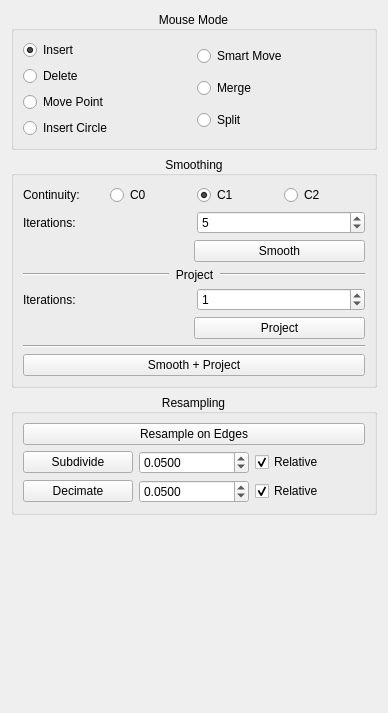
This is Plugin-PolyLine/polylineToolbar.ui in ShenRen/OpenFlipper as Qt 5 draws it before an edit. The edited form follows.
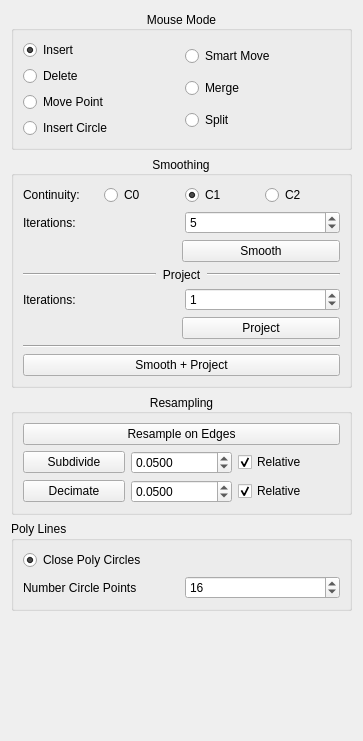
This is the edited form.

Commit message: Hannes: PolyLine Circles update. TODO: Cleanup variable names!

Diff of the .ui file:
```diff
--- a/Plugin-PolyLine/polylineToolbar.ui
+++ b/Plugin-PolyLine/polylineToolbar.ui
@@ -6,8 +6,8 @@
    <rect>
     <x>0</x>
     <y>0</y>
-    <width>388</width>
-    <height>713</height>
+    <width>363</width>
+    <height>741</height>
    </rect>
   </property>
   <property name="sizePolicy">
@@ -519,6 +519,43 @@
      </layout>
     </widget>
    </item>
+   <item>
+    <widget class="QGroupBox" name="groupBox_4">
+     <property name="title">
+      <string>Poly Lines</string>
+     </property>
+     <layout class="QVBoxLayout" name="verticalLayout_3">
+      <item>
+       <widget class="QRadioButton" name="rb_CloseCircle">
+        <property name="text">
+         <string>Close Poly Circles</string>
+        </property>
+        <property name="checked">
+         <bool>true</bool>
+        </property>
+       </widget>
+      </item>
+      <item>
+       <layout class="QHBoxLayout" name="horizontalLayout">
+        <item>
+         <widget class="QLabel" name="label_3">
+          <property name="text">
+           <string>Number Circle Points</string>
+          </property>
+         </widget>
+        </item>
+        <item>
+         <widget class="QSpinBox" name="sb_CirclePointNum">
+          <property name="value">
+           <number>16</number>
+          </property>
+         </widget>
+        </item>
+       </layout>
+      </item>
+     </layout>
+    </widget>
+   </item>
    <item>
     <spacer name="verticalSpacer">
      <property name="orientation">
@@ -526,8 +563,8 @@
      </property>
      <property name="sizeHint" stdset="0">
       <size>
-       <width>20</width>
-       <height>40</height>
+       <width>0</width>
+       <height>0</height>
       </size>
      </property>
     </spacer>
```
The commit also changes 3 other files.
